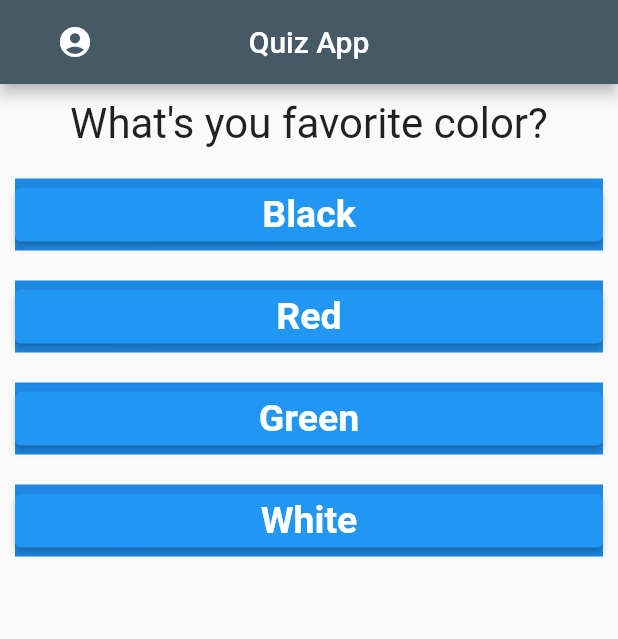
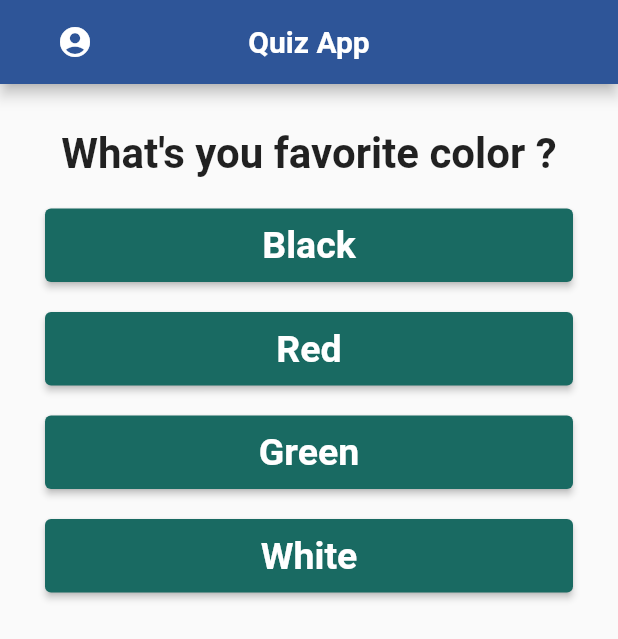
Before and after one commit to AbdelrahmanEhab20/quiz_app-flutter, a Flutter app: the screen it shows after launch, on a phone screen of 412 x 824 dp. Shown: the top 639 px of the screen. Run offline on Flutter 3.47's test engine with Material 2 defaults, Android fonts, the phone set to English and light mode, and no system bars.

Commit message:
Last Updates

```diff
--- a/lib/answer.dart
+++ b/lib/answer.dart
@@ -10,9 +10,11 @@ class Answer extends StatelessWidget {
   Widget build(BuildContext context) {
     return Container(
       margin: EdgeInsets.all(10),
-      color: Colors.blue[600],
       width: double.infinity,
       child: ElevatedButton(
+          style: ElevatedButton.styleFrom(
+              primary: Color.fromARGB(255, 25, 106, 98),
+              padding: const EdgeInsets.symmetric(vertical: 10)),
           child: Text(
             answerText,
             style: TextStyle(
--- a/lib/main.dart
+++ b/lib/main.dart
@@ -20,7 +20,7 @@ class _MyAppState extends State<MyApp> {
   final _questions = const [
     //Making a map
     {
-      'questionText': 'What\'s you favorite color?',
+      'questionText': 'What\'s you favorite color ?',
       'answers': [
         {'text': 'Black', 'score': 3},
         {'text': 'Red', 'score': 2},
@@ -29,7 +29,7 @@ class _MyAppState extends State<MyApp> {
       ],
     },
     {
-      'questionText': 'What\'s your favorite animal',
+      'questionText': 'What\'s your favorite animal ?',
       'answers': [
         {'text': 'Rabbit', 'score': 3},
         {'text': 'Snake', 'score': 2},
@@ -38,7 +38,7 @@ class _MyAppState extends State<MyApp> {
       ],
     },
     {
-      'questionText': 'Who\'s your favorite team',
+      'questionText': 'Who\'s your favorite team ?',
       'answers': [
         {'text': 'Al Ahly', 'score': 10},
         {'text': 'Liverpool', 'score': 1},
@@ -72,16 +72,20 @@ class _MyAppState extends State<MyApp> {
   //represented by this widget.
   Widget build(BuildContext context) {
     return MaterialApp(
+      debugShowCheckedModeBanner: false,
       home: Scaffold(
           appBar: AppBar(
             /* leading takes in a widget and can
            be assigned anything — text, an icon,
            or even multiple widgets within a row.*/
-            leading: Icon(Icons.account_circle_rounded),
+            leading: Icon(Icons.account_circle_sharp),
             leadingWidth: 100,
-            title: Text("Quiz App"),
+            title: Text(
+              "Quiz App",
+              style: TextStyle(fontWeight: FontWeight.bold),
+            ),
             centerTitle: true,
-            backgroundColor: Colors.blueGrey[700],
+            backgroundColor: Color.fromARGB(255, 46, 85, 152),
           ),
           body: _questionIndex < _questions.length
               ? Quiz(
--- a/lib/question.dart
+++ b/lib/question.dart
@@ -12,9 +12,7 @@ class Question extends StatelessWidget {
       margin: EdgeInsets.all(10),
       child: Text(
         questionText,
-        style: TextStyle(
-          fontSize: 28,
-        ),
+        style: TextStyle(fontSize: 28, fontWeight: FontWeight.bold),
         textAlign: TextAlign.center,
       ),
     );
--- a/lib/quiz.dart
+++ b/lib/quiz.dart
@@ -13,14 +13,17 @@ class Quiz extends StatelessWidget {
       @required this.questionIndex});
   @override
   Widget build(BuildContext context) {
-    return Column(
+    return Container(
+      padding: EdgeInsets.all(20),
+      child: Column(
         children: [
-        Question(questions[questionIndex]['questionText']),
+          Question(questions[questionIndex]['questionText'] as String),
           ...(questions[questionIndex]['answers'] as List<Map<String, Object>>)
               .map((answer) {
             return Answer(() => answerQues(answer['score']), answer['text']);
           }).toList()
         ],
+      ),
     );
   }
 }
```
Also changed, not shown: lib/result.dart (+12 -7 lines). Lines whose indentation alone changed are shown as unchanged.
